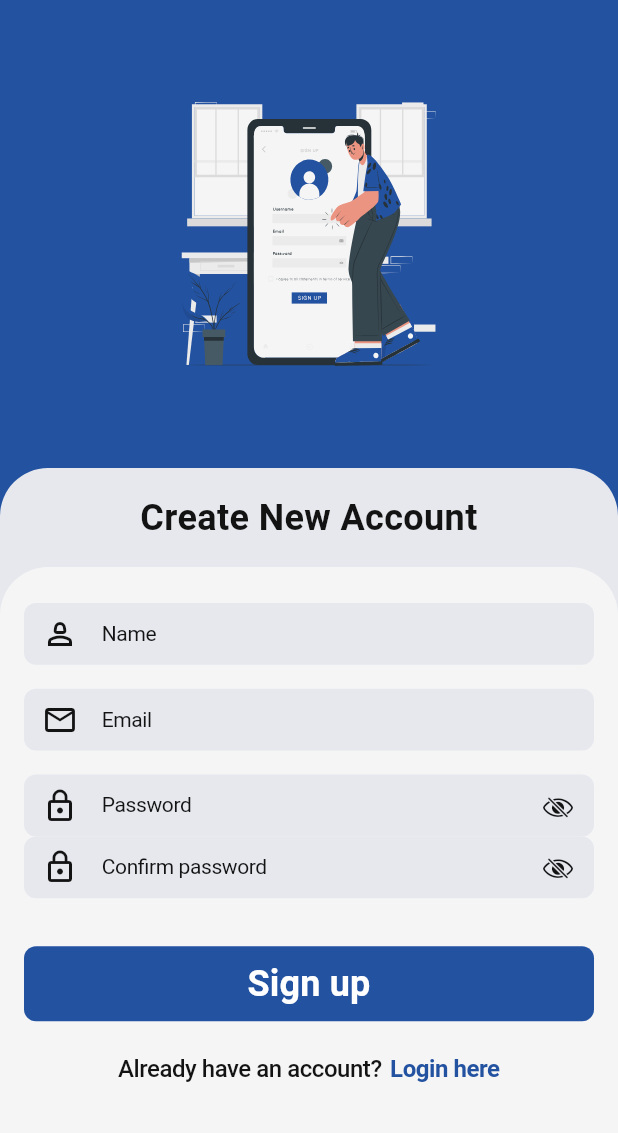
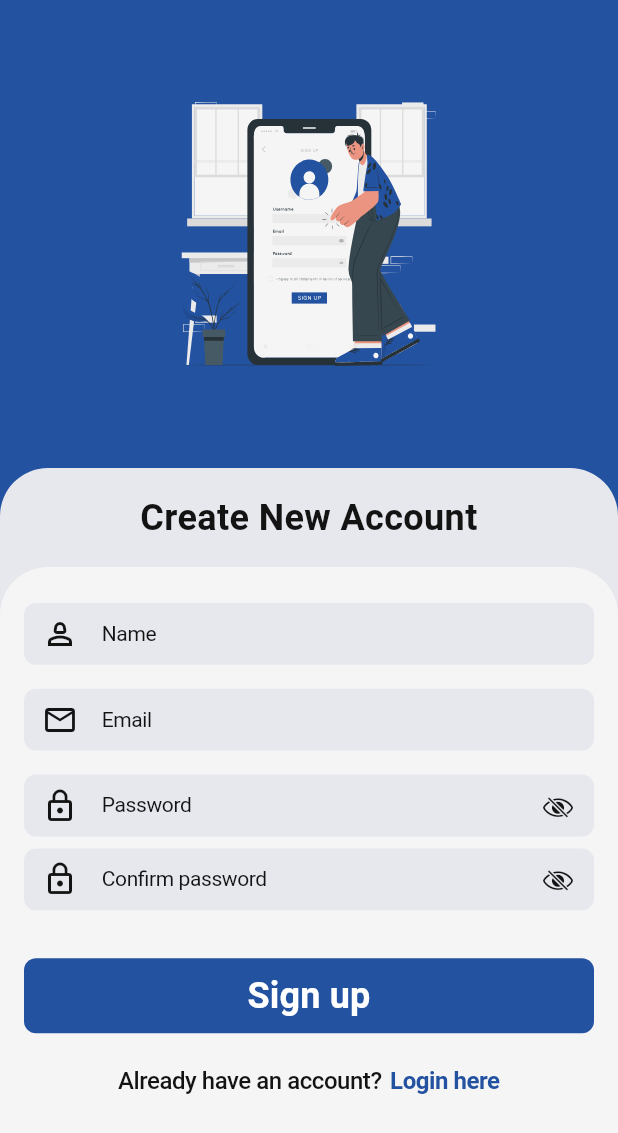
Before and after one commit to BaselHegazi226/Road-Man-Project-Repo, a Flutter app: the SignUpView screen opened by its route, on a phone screen of 412 x 824 dp. Shown: the top 1133 px of the screen. Run offline on Flutter 3.47's test engine with Material 3 defaults, Android fonts, the phone set to English and light mode, and no system bars; our stand-ins replace awesome_dialog, dartz, flutter_svg, font_awesome_flutter, get_it, go_router and 1 more; Roboto replaces fonts that are missing (afacad).

Commit message:
1- convert it to stateful widget 2- transfer variables and regExpForCheckPasswordVarsFun from sign_up_text_form_field_section.dart to sign_up_password_section.dart

```diff
--- a/lib/features/_03_auth_view/presentation/views/widgets/sign_up_widgets/sign_up_password_section.dart
+++ b/lib/features/_03_auth_view/presentation/views/widgets/sign_up_widgets/sign_up_password_section.dart
@@ -3,12 +3,33 @@ import 'package:flutter/material.dart';
 
 import '../../../../../../core/utilities/custom_text_form_field.dart';
 
-class SignUpPasswordSection extends StatelessWidget {
+class SignUpPasswordSection extends StatefulWidget {
   const SignUpPasswordSection({super.key});
+
+  @override
+  State<SignUpPasswordSection> createState() => _SignUpPasswordSectionState();
+}
+
+class _SignUpPasswordSectionState extends State<SignUpPasswordSection> {
+  bool obscurePassword = true;
+  bool containsUpperCase = false;
+  bool containsLowerCase = false;
+  bool containsSpecialChar = false;
+  bool containsNumbers = false;
+  bool containsPassLength = false;
+
+  void regExpForCheckPasswordVarsFun(String value) {
+    containsLowerCase = RegExp(r'(?=.*[a-z])').hasMatch(value);
+    containsUpperCase = RegExp(r'(?=.*[A-Z])').hasMatch(value);
+    containsNumbers = RegExp(r'(?=.*\d)').hasMatch(value);
+    containsSpecialChar = RegExp(r'[^a-zA-Z0-9\s]').hasMatch(value);
+    containsPassLength = RegExp(r'.{8,}').hasMatch(value);
+  }
 
   @override
   Widget build(BuildContext context) {
     return Column(
+      spacing: 8,
       children: [
         CustomTextFormField(
           hintText: 'Password',
```
